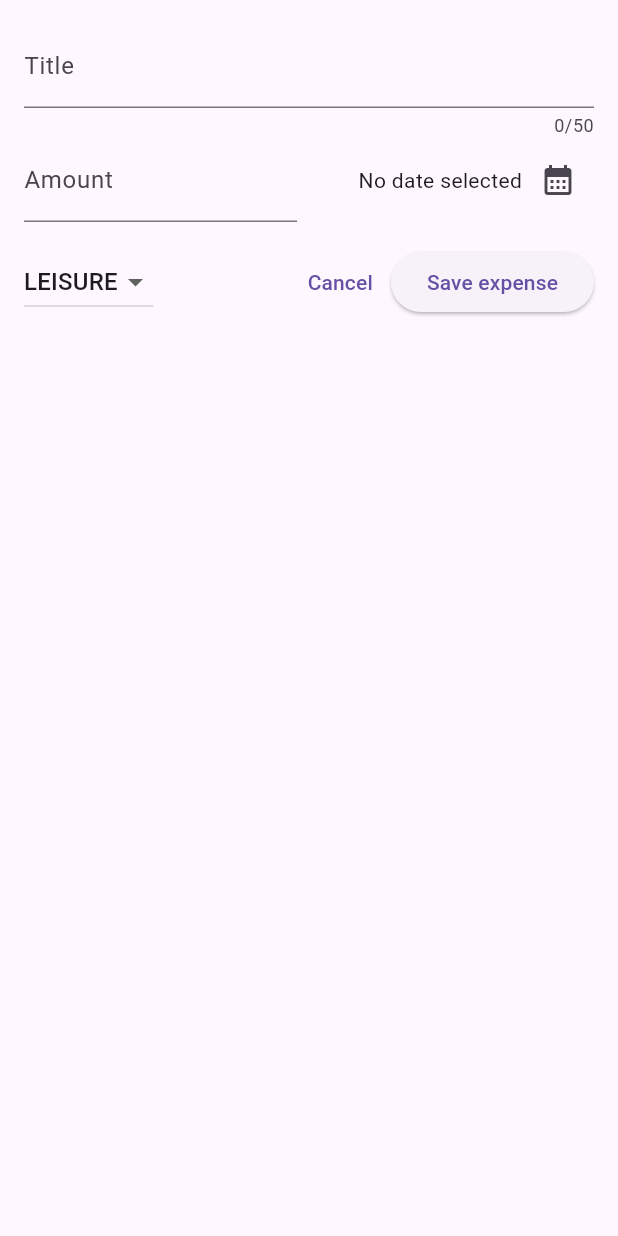
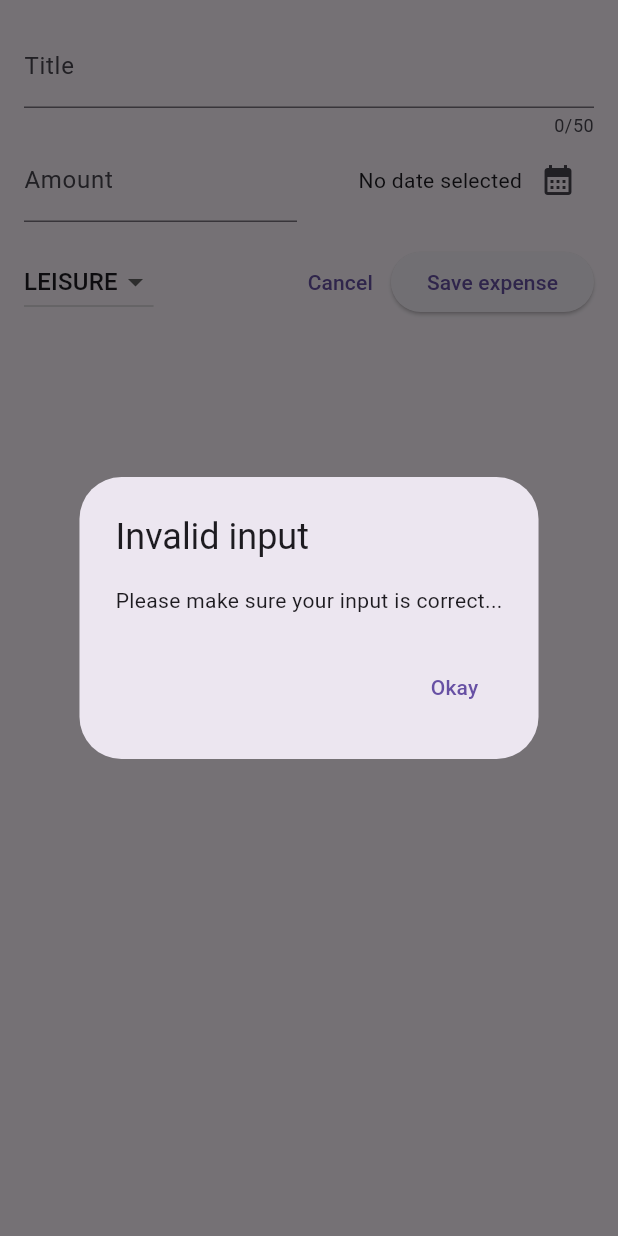
Before and after one commit to johns11-alt/dart-flutter-course, a Flutter app: the NewExpense widget shown alone on an empty page, opened directly, after a tap on "Save expense", on a phone screen of 412 x 824 dp. Run offline on Flutter 3.47's test engine with Material 3 defaults, Android fonts, the phone set to English and light mode, and no system bars; our stand-ins replace google_fonts.

Commit message:
119 - error message

```diff
--- a/expense_tracker/lib/widgets/expenses_list/new_expense.dart
+++ b/expense_tracker/lib/widgets/expenses_list/new_expense.dart
@@ -38,8 +38,25 @@ class _NewExpenseState extends State<NewExpense> {
   void _submitExpenseData() {
     final enteredAmount = double.tryParse(_amountController.text);
     final amountIsInvalid = enteredAmount == null || enteredAmount <= 0;
-    if (_titleController.text.trim().isEmpty || amountIsInvalid || _selectedDate == null) {
-      //show error message
+    if (_titleController.text.trim().isEmpty ||
+        amountIsInvalid ||
+        _selectedDate == null) {
+      showDialog(
+        context: context,
+        builder: (ctx) => AlertDialog(
+          title: const Text('Invalid input'),
+          content: const Text('Please make sure your input is correct...'),
+          actions: [
+            TextButton(
+              onPressed: () {
+                Navigator.pop(ctx);
+              },
+              child: Text('Okay'),
+            ),
+          ],
+        ),
+      );
+      return;
     }
   }
 
```
